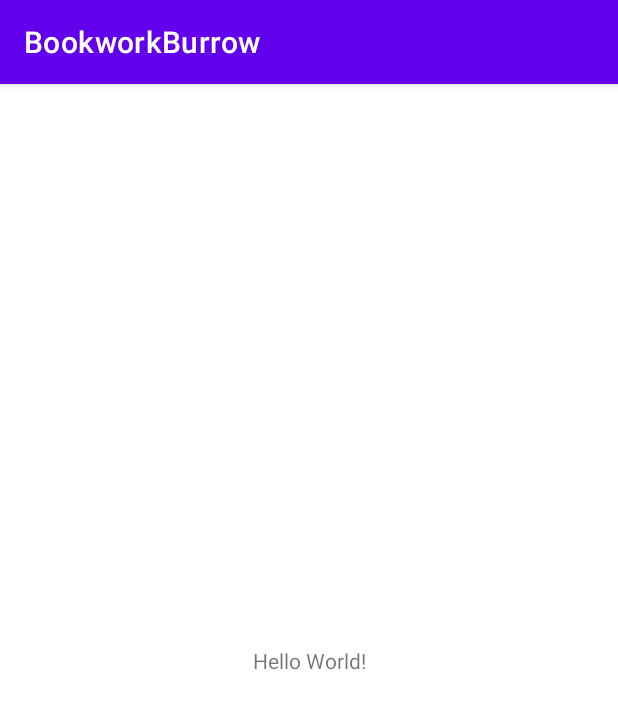
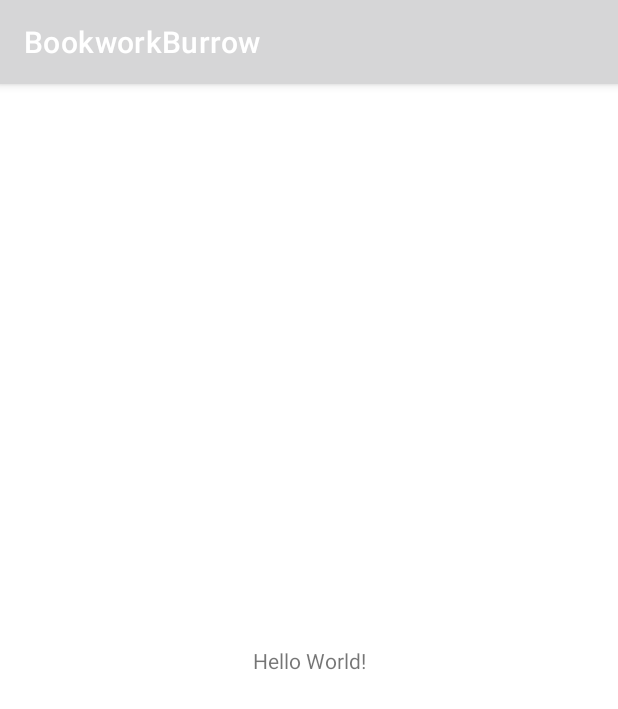
Before and after one commit to Jr234koolaid/Bookwork-Burrow, an Android app: the screen it shows after launch (MainActivity), on a phone screen of 412 x 824 dp. Shown: the top 709 px of the screen. Run offline under Robolectric (Android 15) with nearby library versions, the phone set to English and light mode, and no system bars.

Commit message:
added all of the colors from figma design

```diff
--- a/app/src/main/java/edu/utsa/cs3773/bookworkburrow/view/model/Book.java
+++ /dev/null
@@ -1,4 +0,0 @@
-package edu.utsa.cs3773.bookworkburrow.view.model;
-
-public class Book {
-}
--- a/app/src/main/java/edu/utsa/cs3773/bookworkburrow/view/model/Order.java
+++ /dev/null
@@ -1,4 +0,0 @@
-package edu.utsa.cs3773.bookworkburrow.view.model;
-
-public class Order {
-}
--- a/app/src/main/java/edu/utsa/cs3773/bookworkburrow/view/model/Review.java
+++ /dev/null
@@ -1,4 +0,0 @@
-package edu.utsa.cs3773.bookworkburrow.view.model;
-
-public class Review {
-}
--- a/app/src/main/res/values/colors.xml
+++ b/app/src/main/res/values/colors.xml
@@ -1,10 +1,9 @@
 <?xml version="1.0" encoding="utf-8"?>
 <resources>
-    <color name="purple_200">#FFBB86FC</color>
-    <color name="purple_500">#FF6200EE</color>
-    <color name="purple_700">#FF3700B3</color>
-    <color name="teal_200">#FF03DAC5</color>
-    <color name="teal_700">#FF018786</color>
-    <color name="black">#FF000000</color>
+    <color name="black">#1E1E1E</color>
     <color name="white">#FFFFFFFF</color>
+    <color name="pink">#FF8AB4</color>
+    <color name="gray">#B1CAD0</color>
+    <color name="blue">#D7EAEE</color>
+    <color name="light_blue">#E6EDEF</color>
 </resources>
```
